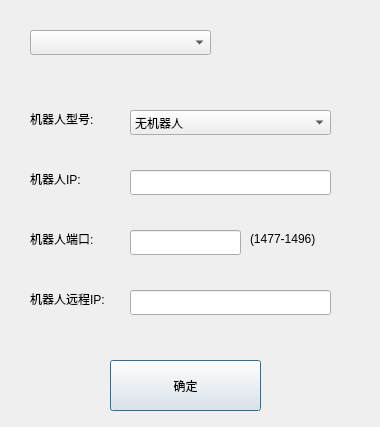
qubo188612/qtwelding, file robotsetdlg.ui: the form before one commit.
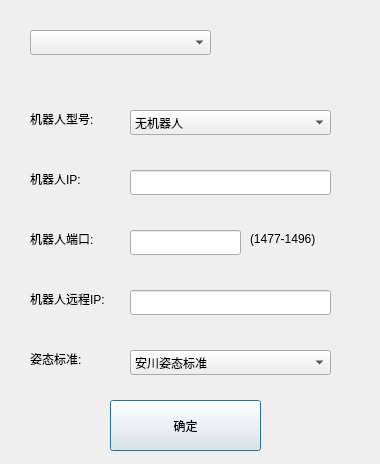
The form after the commit.

```diff
--- a/robotsetdlg.ui
+++ b/robotsetdlg.ui
@@ -7,7 +7,7 @@
     <x>0</x>
     <y>0</y>
     <width>380</width>
-    <height>427</height>
+    <height>464</height>
    </rect>
   </property>
   <property name="windowTitle">
@@ -17,7 +17,7 @@
    <property name="geometry">
     <rect>
      <x>110</x>
-     <y>360</y>
+     <y>400</y>
      <width>151</width>
      <height>51</height>
     </rect>
@@ -151,6 +151,44 @@
     <string>(1477-1496)</string>
    </property>
   </widget>
+  <widget class="QLabel" name="label_6">
+   <property name="geometry">
+    <rect>
+     <x>30</x>
+     <y>350</y>
+     <width>81</width>
+     <height>17</height>
+    </rect>
+   </property>
+   <property name="text">
+    <string>姿态标准:</string>
+   </property>
+  </widget>
+  <widget class="QComboBox" name="robot_posure_model">
+   <property name="geometry">
+    <rect>
+     <x>130</x>
+     <y>350</y>
+     <width>201</width>
+     <height>25</height>
+    </rect>
+   </property>
+   <item>
+    <property name="text">
+     <string>安川姿态标准</string>
+    </property>
+   </item>
+   <item>
+    <property name="text">
+     <string>库卡姿态标准</string>
+    </property>
+   </item>
+   <item>
+    <property name="text">
+     <string>松下姿态标准</string>
+    </property>
+   </item>
+  </widget>
  </widget>
  <resources/>
  <connections>
```
